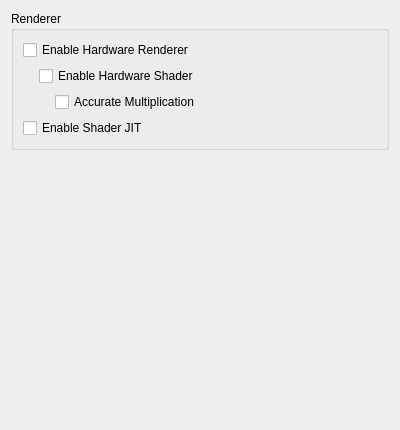
First picture: the form in src/citra_qt/configuration/configure_graphics.ui, repository WaterFace/citra, before the edit.
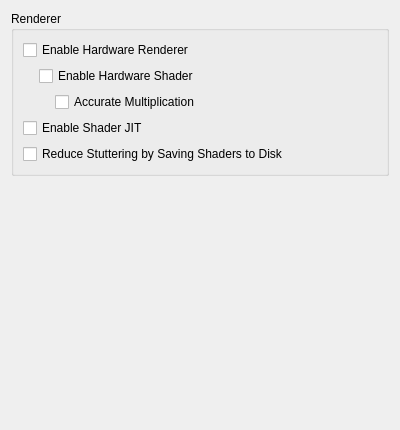
Second picture: the form after the edit.

Diff of the .ui file:
```diff
--- a/src/citra_qt/configuration/configure_graphics.ui
+++ b/src/citra_qt/configuration/configure_graphics.ui
@@ -102,6 +102,13 @@
         </property>
        </widget>
       </item>
+      <item>
+       <widget class="QCheckBox" name="toggle_disk_cache">
+        <property name="text">
+         <string>Reduce Stuttering by Saving Shaders to Disk</string>
+        </property>
+       </widget>
+      </item>
      </layout>
     </widget>
    </item>
```
